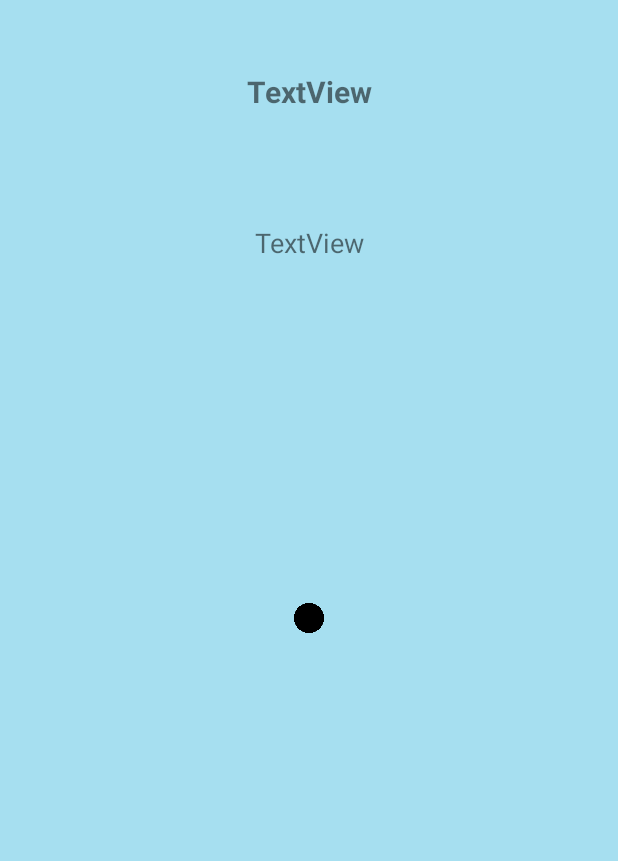
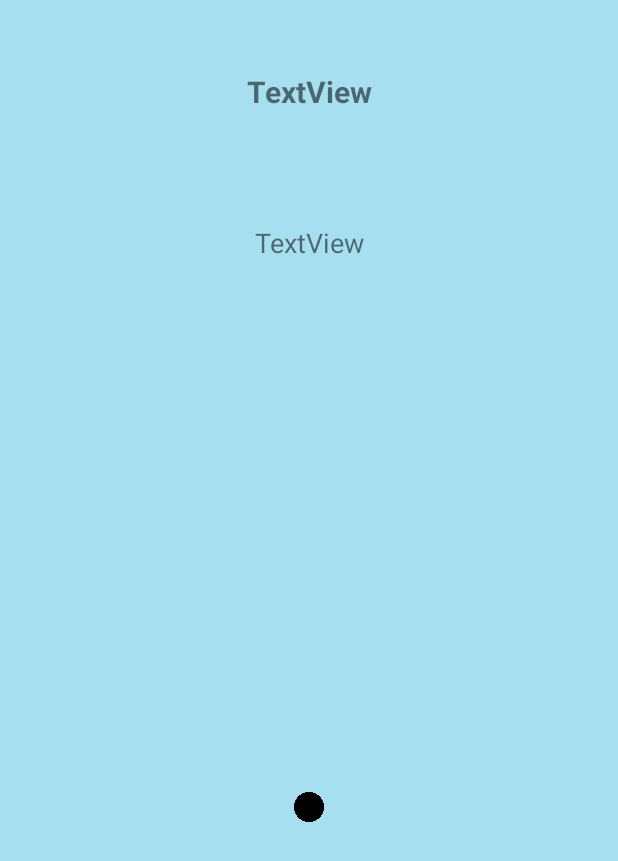
Before and after one commit to sher222/ActsProject, an Android app: the layout activity_level.xml on its own in the app's theme, with its tools: preview values and no code run, on a phone screen of 412 x 824 dp. Shown: the top 861 px of the screen. Run offline under Robolectric (Android 15) with nearby library versions, the phone set to English and light mode, and no system bars.

Commit message:
Fix swipe changes

```diff
--- a/app/src/main/res/layout/activity_level.xml
+++ b/app/src/main/res/layout/activity_level.xml
@@ -9,12 +9,8 @@
 
     <ImageView
         android:id="@+id/background"
-        android:layout_width="match_parent"
-        android:layout_height="match_parent"
-        android:layout_marginBottom="0dp"
-        android:layout_marginLeft="0dp"
-        android:layout_marginRight="0dp"
-        android:layout_marginTop="0dp"
+        android:layout_width="0dp"
+        android:layout_height="0dp"
         android:scaleType="fitXY"
         app:layout_constraintBottom_toBottomOf="parent"
         app:layout_constraintHorizontal_bias="0.0"
@@ -22,8 +18,7 @@
         app:layout_constraintRight_toRightOf="parent"
         app:layout_constraintTop_toTopOf="parent"
         app:layout_constraintVertical_bias="0.0"
-        app:srcCompat="@color/bluish"
-        tools:layout_editor_absoluteY="0dp" />
+        app:srcCompat="@color/bluish" />
 
     <TextView
         android:id="@+id/number"
@@ -40,7 +35,9 @@
         app:layout_constraintLeft_toLeftOf="parent"
         app:layout_constraintRight_toRightOf="parent"
         app:layout_constraintTop_toTopOf="parent"
-        app:layout_constraintVertical_bias="0.050000012" />
+        app:layout_constraintVertical_bias="0.050000012"
+        android:layout_marginStart="8dp"
+        android:layout_marginEnd="8dp" />
 
     <TextView
         android:id="@+id/qText"
@@ -57,21 +54,26 @@
         android:layout_marginBottom="8dp"
         app:layout_constraintTop_toTopOf="parent"
         android:layout_marginTop="8dp"
-        app:layout_constraintVertical_bias="0.18" />
+        app:layout_constraintVertical_bias="0.18"
+        android:layout_marginStart="8dp"
+        android:layout_marginEnd="8dp" />
 
     <ImageView
         android:id="@+id/player"
-        android:layout_width="372dp"
+        android:layout_width="20dp"
         android:layout_height="20dp"
         android:layout_marginBottom="8dp"
+        android:layout_marginEnd="8dp"
         android:layout_marginLeft="8dp"
         android:layout_marginRight="8dp"
+        android:layout_marginStart="8dp"
         android:layout_marginTop="8dp"
         app:layout_constraintBottom_toBottomOf="parent"
-        app:layout_constraintHorizontal_bias="0.503"
+        app:layout_constraintHorizontal_bias="0.5"
         app:layout_constraintLeft_toLeftOf="parent"
         app:layout_constraintRight_toRightOf="parent"
         app:layout_constraintTop_toTopOf="parent"
+        app:layout_constraintVertical_bias="0.65999997"
         app:srcCompat="@drawable/player" />
 
 </android.support.constraint.ConstraintLayout>
```
Also changed, not shown: app/src/main/java/com/rfproductions/acts_project/LevelActivity.java (+107 -30 lines), app/src/main/res/mipmap-hdpi/x.png (added), app/src/main/res/mipmap-mdpi/x.png (added), app/src/main/res/mipmap-xhdpi/x.png (added), app/src/main/res/mipmap-xxhdpi/x.png (added), app/src/main/res/mipmap-xxxhdpi/x.png (added), app/src/main/x-web.png (added).
